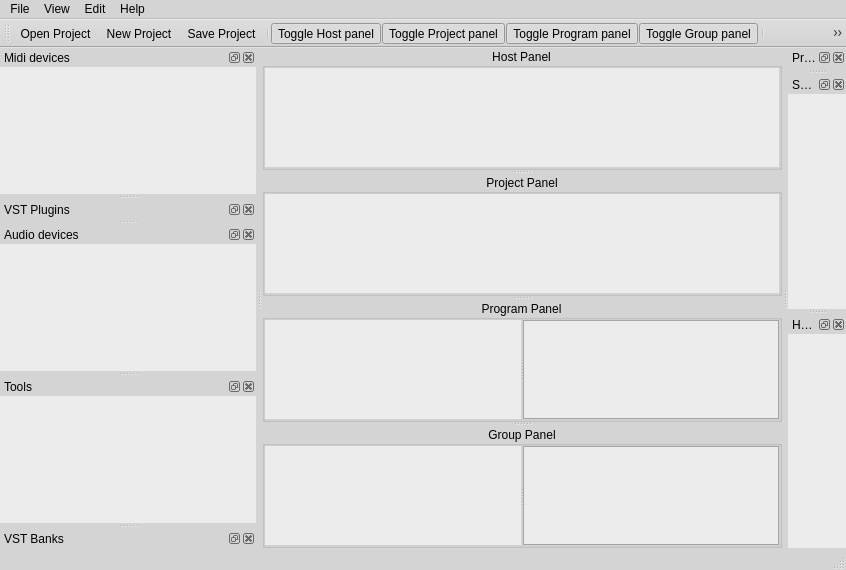
This is src/common/mainwindow.ui in rbarreiros/vstboard as Qt 5 draws it before an edit. The edited form follows.
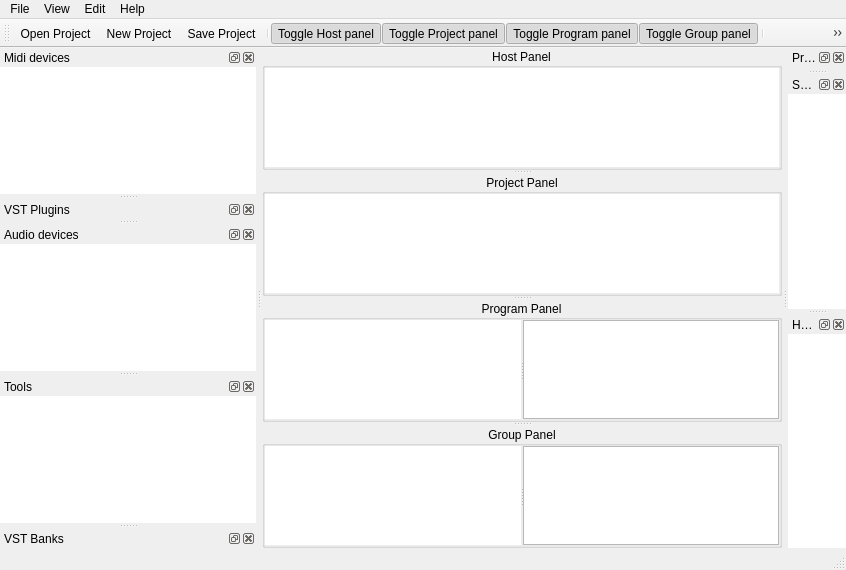
This is the edited form. Icons and pictures are not drawn. Custom widgets are drawn as their Qt base class.

Patch:
```diff
--- a/src/common/mainwindow.ui
+++ b/src/common/mainwindow.ui
@@ -10,97 +10,6 @@
     <height>570</height>
    </rect>
   </property>
-  <property name="palette">
-   <palette>
-    <active>
-     <colorrole role="Light">
-      <brush brushstyle="SolidPattern">
-       <color alpha="255">
-        <red>248</red>
-        <green>248</green>
-        <blue>248</blue>
-       </color>
-      </brush>
-     </colorrole>
-     <colorrole role="Base">
-      <brush brushstyle="SolidPattern">
-       <color alpha="255">
-        <red>236</red>
-        <green>236</green>
-        <blue>236</blue>
-       </color>
-      </brush>
-     </colorrole>
-     <colorrole role="Window">
-      <brush brushstyle="SolidPattern">
-       <color alpha="255">
-        <red>212</red>
-        <green>212</green>
-        <blue>212</blue>
-       </color>
-      </brush>
-     </colorrole>
-    </active>
-    <inactive>
-     <colorrole role="Light">
-      <brush brushstyle="SolidPattern">
-       <color alpha="255">
-        <red>248</red>
-        <green>248</green>
-        <blue>248</blue>
-       </color>
-      </brush>
-     </colorrole>
-     <colorrole role="Base">
-      <brush brushstyle="SolidPattern">
-       <color alpha="255">
-        <red>236</red>
-        <green>236</green>
-        <blue>236</blue>
-       </color>
-      </brush>
-     </colorrole>
-     <colorrole role="Window">
-      <brush brushstyle="SolidPattern">
-       <color alpha="255">
-        <red>212</red>
-        <green>212</green>
-        <blue>212</blue>
-       </color>
-      </brush>
-     </colorrole>
-    </inactive>
-    <disabled>
-     <colorrole role="Light">
-      <brush brushstyle="SolidPattern">
-       <color alpha="255">
-        <red>248</red>
-        <green>248</green>
-        <blue>248</blue>
-       </color>
-      </brush>
-     </colorrole>
-     <colorrole role="Base">
-      <brush brushstyle="SolidPattern">
-       <color alpha="255">
-        <red>212</red>
-        <green>212</green>
-        <blue>212</blue>
-       </color>
-      </brush>
-     </colorrole>
-     <colorrole role="Window">
-      <brush brushstyle="SolidPattern">
-       <color alpha="255">
-        <red>212</red>
-        <green>212</green>
-        <blue>212</blue>
-       </color>
-      </brush>
-     </colorrole>
-    </disabled>
-   </palette>
-  </property>
   <property name="contextMenuPolicy">
    <enum>Qt::DefaultContextMenu</enum>
   </property>
```
Left out of the diff: 3 changed lines with no effect on the pictures.
